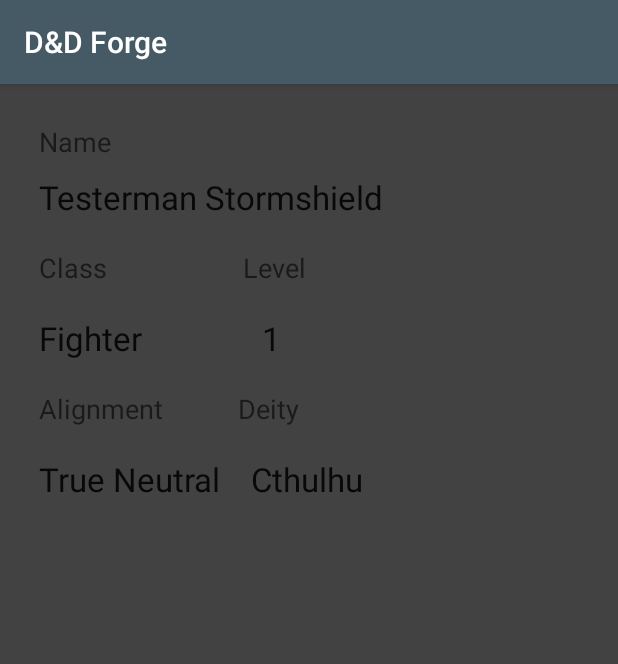
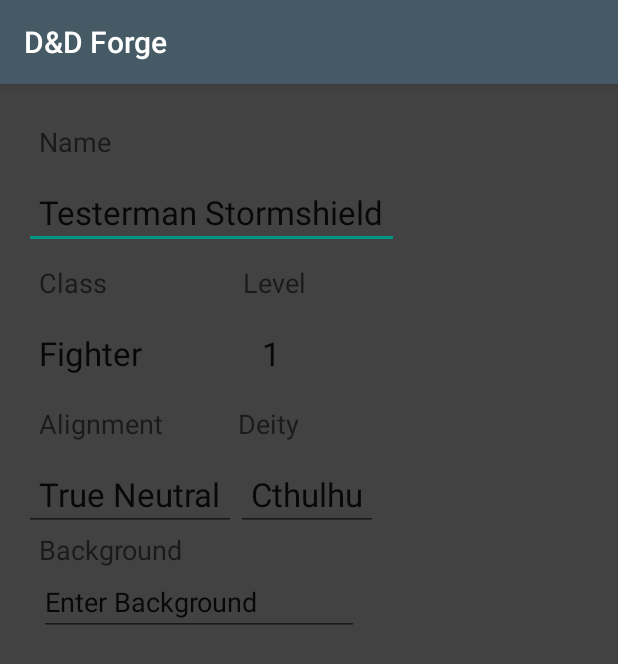
Before and after one commit to CS115CharacterBuilder/builder, an Android app: the BackgroundPage screen opened directly, with no data from a screen before it, on a phone screen of 412 x 824 dp. Shown: the top 664 px of the screen. Run offline under Robolectric (Android 15) with nearby library versions, the phone set to English and light mode, and no system bars.

Commit message:
Skill page
Added loop to add skills to character

```diff
--- a/CharacterBuilder/app/src/main/AndroidManifest.xml
+++ b/CharacterBuilder/app/src/main/AndroidManifest.xml
@@ -59,6 +59,8 @@
         </activity>
         <activity android:name=".BackgroundPage" >
         </activity>
+        <activity android:name=".SkillsPage" >
+        </activity>
     </application>
 
 </manifest>
--- a/CharacterBuilder/app/src/main/res/layout/activity_background_page.xml
+++ b/CharacterBuilder/app/src/main/res/layout/activity_background_page.xml
@@ -20,12 +20,12 @@
             android:id="@+id/NameTxt"
             android:padding="10dp" />
 
-        <TextView
+        <EditText
             android:layout_width="wrap_content"
             android:layout_height="wrap_content"
             android:textAppearance="?android:attr/textAppearanceLarge"
             android:text="Testerman Stormshield"
-            android:id="@+id/textView13"
+            android:id="@+id/NameVal"
             android:paddingLeft="10dp"
             android:paddingRight="10dp"
             android:paddingBottom="10dp" />
@@ -113,7 +113,7 @@
             android:layout_width="match_parent"
             android:layout_height="wrap_content">
 
-            <TextView
+            <EditText
                 android:layout_width="wrap_content"
                 android:layout_height="wrap_content"
                 android:textAppearance="?android:attr/textAppearanceLarge"
@@ -121,7 +121,7 @@
                 android:id="@+id/AlignmentVal"
                 android:padding="10dp" />
 
-            <TextView
+            <EditText
                 android:layout_width="wrap_content"
                 android:layout_height="wrap_content"
                 android:textAppearance="?android:attr/textAppearanceLarge"
@@ -130,5 +130,32 @@
                 android:padding="10dp" />
         </LinearLayout>
 
+        <TextView
+            android:layout_width="wrap_content"
+            android:layout_height="wrap_content"
+            android:textAppearance="?android:attr/textAppearanceMedium"
+            android:text="Background"
+            android:id="@+id/BackgroundTxt"
+            android:paddingLeft="10dp" />
+
+        <ScrollView
+            android:layout_width="match_parent"
+            android:layout_height="match_parent"
+            android:id="@+id/scrollView3"
+            android:layout_gravity="center_horizontal"
+            android:paddingLeft="10dp"
+            android:paddingRight="10dp"
+            android:paddingBottom="10dp">
+
+            <EditText
+                android:layout_width="wrap_content"
+                android:layout_height="wrap_content"
+                android:inputType="textMultiLine"
+                android:ems="10"
+                android:id="@+id/BackgroundVal"
+                android:text="Enter Background" />
+        </ScrollView>
+
     </LinearLayout>
+
 </RelativeLayout>
--- a/CharacterBuilder/app/src/main/res/layout/item_element.xml
+++ b/CharacterBuilder/app/src/main/res/layout/item_element.xml
@@ -22,7 +22,8 @@
             android:text="Add Description"
             android:id="@+id/button3"
             android:layout_column="3"
-            android:gravity="right" />
+            android:gravity="right"
+            android:paddingTop="15dp" />
 
     </TableRow>
 
```
Also changed, not shown: CharacterBuilder/app/src/main/java/lfg/characterbuilder/SkillsPage.java (added, +79 -0 lines), CharacterBuilder/app/src/main/res/layout/activity_skills_page.xml (added, +81 -0 lines).
